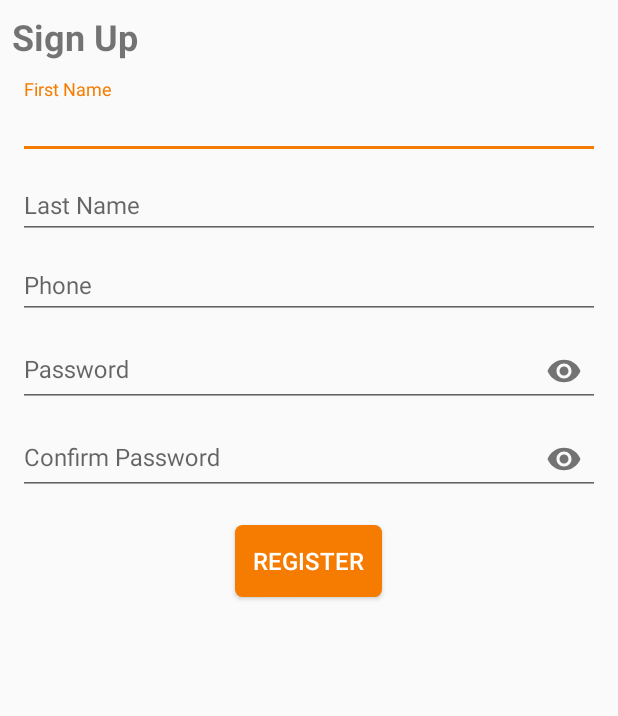
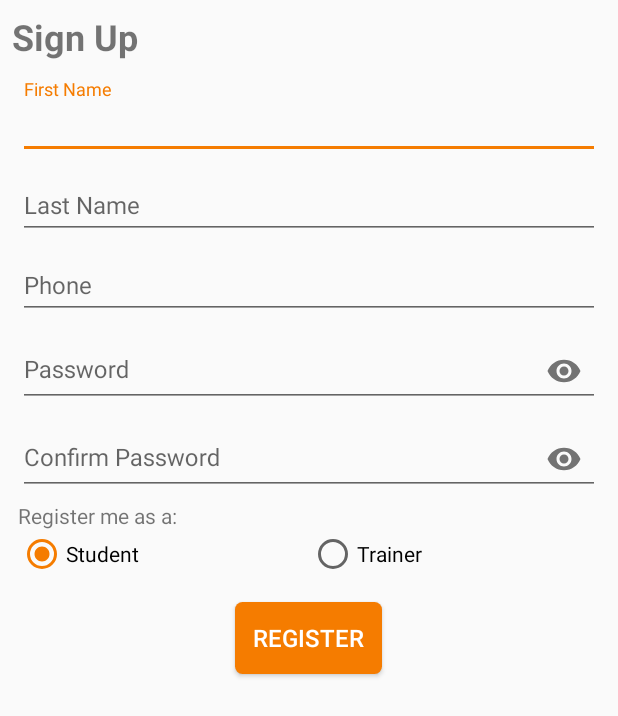
Before and after one commit to vivekcrux/Skill-India-App, an Android app: the layout fragment_register.xml on its own in the app's theme, with its tools: preview values and no code run, on a phone screen of 412 x 824 dp. Shown: the top 716 px of the screen. Run offline under Robolectric (Android 15) with nearby library versions, the phone set to English and light mode, and no system bars.

Commit message:
Trainer Registration Accomodated

```diff
--- a/Android App/app/src/main/java/co/ardulous/skillindia/PanelActivity.java
+++ b/Android App/app/src/main/java/co/ardulous/skillindia/PanelActivity.java
@@ -89,10 +89,6 @@ public class PanelActivity extends AppCompatActivity implements NavigationView.O
                 }
                 break;
 
-            case R.id.partner:
-                switchFragment(new TrainingFragment(), getString(R.string.partner));
-                break;
-
             case R.id.contact:
                 break;
 
--- a/Android App/app/src/main/res/layout/fragment_register.xml
+++ b/Android App/app/src/main/res/layout/fragment_register.xml
@@ -192,7 +192,28 @@
                     android:textColor="@color/colorPrimaryDark"
                     android:textSize="12sp"
                     android:visibility="gone" />
-
+                <TextView
+                    android:layout_width="match_parent"
+                    android:layout_height="wrap_content"
+                    android:text="@string/registerMode"/>
+                <RadioGroup
+                    android:layout_width="match_parent"
+                    android:orientation="horizontal"
+                    android:layout_height="wrap_content">
+                    <RadioButton
+                        android:id="@+id/student"
+                        android:layout_weight="1"
+                        android:layout_width="0dp"
+                        android:checked="true"
+                        android:layout_height="wrap_content"
+                        android:text="@string/student"/>
+                    <RadioButton
+                        android:id="@+id/mentor"
+                        android:layout_width="0dp"
+                        android:layout_weight="1"
+                        android:layout_height="wrap_content"
+                        android:text="@string/mentor"/>
+                </RadioGroup>
                 <android.support.v7.widget.CardView
                     app:cardCornerRadius="5dp"
                     android:layout_margin="16dp"
--- a/Android App/app/src/main/res/values/strings.xml
+++ b/Android App/app/src/main/res/values/strings.xml
@@ -22,7 +22,7 @@
     <string name="login">Login/Register</string>
     <string name="partner">Become Training Partner</string>
     <string name="contact">Contact Us</string>
-    <string name="feedback">Send Feedback</string>
+    <string name="feedback">Report Issue</string>
     <string name="share">Share</string>
     <string name="joinUs">Join Us</string>
     <string name="communication">Communication</string>
@@ -55,7 +55,9 @@
     <string name="password">Password</string>
     <string name="phone">Phone</string>
     <string name="signin">Sign In</string>
-
+    <string name="mentor">Trainer</string>
+    <string name="student">Student</string>
+    <string name="registerMode">Register me as a:</string>
     <!--InternetWarning-->
     <string name="internet_warn">No Internet Connection!!</string>
     <string name="retry">Retry</string>
```
Also changed, not shown: Android App/app/src/main/java/co/ardulous/skillindia/RegisterFragment.java (+42 -24 lines), Android App/app/src/main/java/co/ardulous/skillindia/TrainingFragment.java (deleted, +0 -29 lines), Android App/app/src/main/res/layout/fragment_training.xml (deleted, +0 -13 lines), Android App/app/src/main/res/menu/menu_nav_bar.xml (+0 -15 lines), 42 other files.
